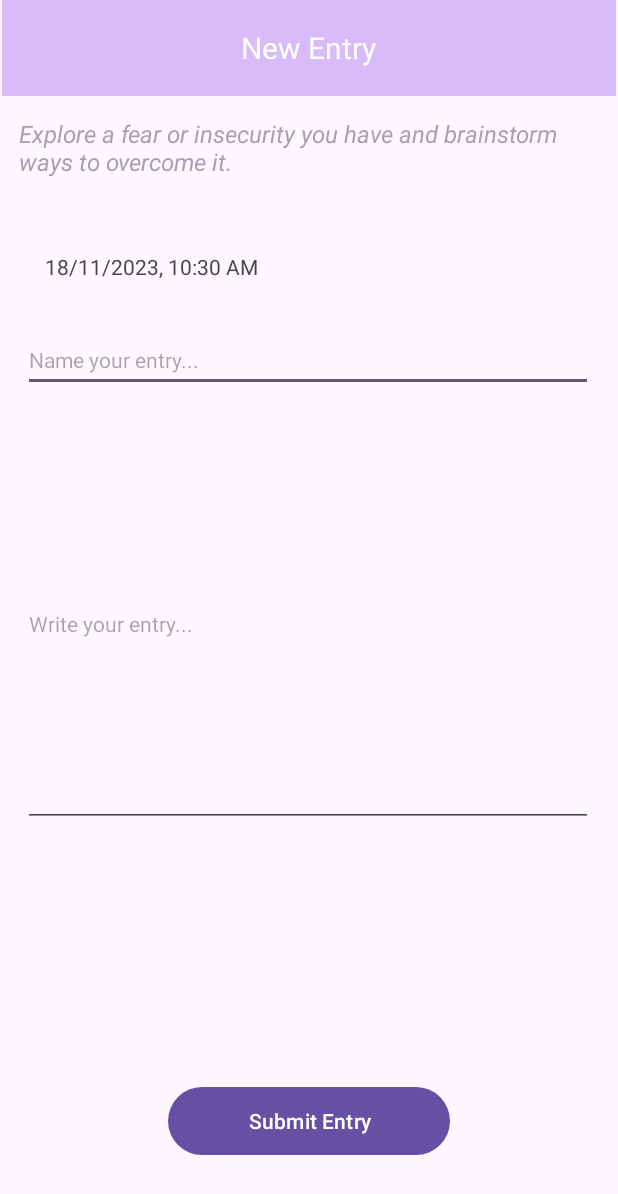
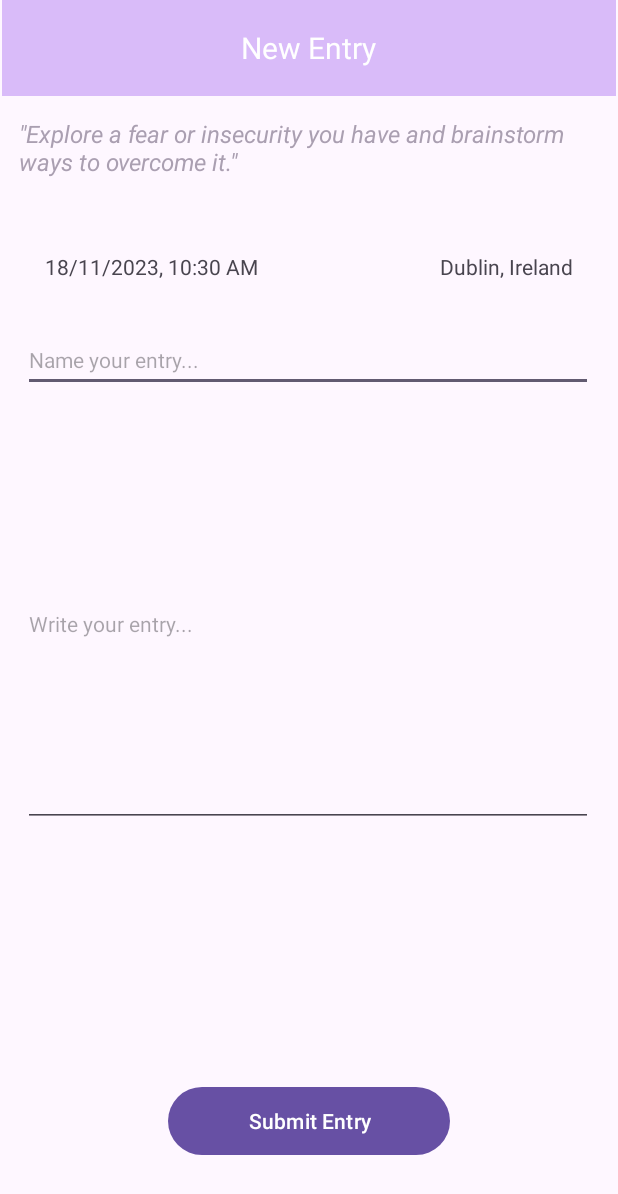
Before and after one commit to CallumOB/journalling-app, an Android app: the NewEntryActivity screen opened directly, with no data from a screen before it, after a tap on "Submit Entry", on a phone screen of 412 x 824 dp. Shown: the top 1194 px of the screen. Run offline under Robolectric (Android 15) with nearby library versions, the phone set to English and light mode, and no system bars; our stand-ins replace Room's generated code.

Commit message:
layout and location changes

```diff
--- a/app/src/main/java/com/example/journallingapp/NewEntryActivity.java
+++ b/app/src/main/java/com/example/journallingapp/NewEntryActivity.java
@@ -65,9 +65,9 @@ public class NewEntryActivity extends AppCompatActivity {
                 .getEntryDao();
 
         // displays a random journalling prompt from the array in string.xml
-        prompt.setText(prompt_array[random_prompt.nextInt(20)]);
+        prompt.setText("\"" + prompt_array[random_prompt.nextInt(20)] + "\"");
         date.setText(getSystemTime());
-        location.setText(getSystemLocation());
+        location.setText("Dublin, Ireland");  //getSystemLocation());
 
         submit.setOnClickListener(new View.OnClickListener() {
             @Override
@@ -75,7 +75,7 @@ public class NewEntryActivity extends AppCompatActivity {
                 String entry_name = name.getText().toString();
                 String entry_contents = contents.getText().toString();
                 String entry_prompt = prompt.getText().toString();
-                String entry_location = "Dublin, Ireland";//location.getText().toString();
+                String entry_location = "Dublin, Ireland"; //location.getText().toString();
                 String entry_date = date.getText().toString();
 
                 if (entry_name.length() == 0 ||
@@ -83,7 +83,7 @@ public class NewEntryActivity extends AppCompatActivity {
                     entry_prompt.length() == 0 ||
                     entry_location == null ||
                     entry_date.length() == 0) {
-                    Toast.makeText(NewEntryActivity.this, "Please enter all details and ensure location permissions have been granted.",
+                    Toast.makeText(NewEntryActivity.this, "Please enter all details.",
                             Toast.LENGTH_LONG).show();
                     return;
                 }
@@ -116,30 +116,19 @@ public class NewEntryActivity extends AppCompatActivity {
 
     private String getSystemLocation() {
         /* Code referenced from a few places.
-        Getting Longitude and Latitude:
-        - https://www.tutorialspoint.com/how-to-get-current-location-latitude-and-longitude-in-android
         Checking for granted permissions:
         - https://developer.android.com/training/permissions/requesting
         Asking for permissions during runtime:
         - https://youtu.be/SMrB97JuIoM?si=FmdFO62dxNkD_nx4
          */
 
-        LocationManager location_manager = (LocationManager) getSystemService(Context.LOCATION_SERVICE);
         // If the app doesn't have location permissions, they will be requested
         if (ActivityCompat.checkSelfPermission(this, Manifest.permission.ACCESS_COARSE_LOCATION)
                 != PackageManager.PERMISSION_GRANTED) {
             requestLocationPermission();
         }
-        Location current_location = location_manager.getLastKnownLocation(LocationManager.GPS_PROVIDER);
 
-        if (current_location != null) {
-            double latitude = current_location.getLatitude();
-            double longitude = current_location.getLongitude();
-
-            Log.i("Message", "Returning Coordinates");
-            return getLocationFromCoords(latitude, longitude);
-        }
-
+        // TODO get longitude and latitude, pass to getLocationFromCoords();
         // if location can't be found null is returned, used for error checking
         Log.i("Message", "Could not get coordinates");
         return null;
@@ -178,12 +167,12 @@ public class NewEntryActivity extends AppCompatActivity {
             String city_name = addresses.get(0).getLocality();
             String country_name = addresses.get(0).getCountryName();
 
-            Log.i("IT472", "Returning City Name");
             return city_name + ", " + country_name;
         } catch (IOException e) {
             e.printStackTrace();
         }
         // if location can't be found null is returned, used for error checking
+        Log.i("Message", "Location could not be found from coordinates");
         return null;
     }
 }
--- a/app/src/main/res/layout/new_entry.xml
+++ b/app/src/main/res/layout/new_entry.xml
@@ -30,13 +30,13 @@
         android:id="@+id/newEntryPrompt"
         android:layout_width="387dp"
         android:layout_height="70dp"
-        android:layout_marginStart="12dp"
+        android:layout_marginStart="15dp"
         android:layout_marginTop="14dp"
-        android:layout_marginEnd="12dp"
+        android:layout_marginEnd="15dp"
         android:text='"Example Prompt?"'
+        android:textColor="@color/quartz"
         android:textSize="16sp"
         android:textStyle="italic"
-        android:textColor="@color/quartz"
         app:layout_constraintEnd_toEndOf="parent"
         app:layout_constraintStart_toStartOf="parent"
         app:layout_constraintTop_toBottomOf="@+id/titleToolbar" />
@@ -97,7 +97,8 @@
         android:text="Dublin, Ireland"
         app:layout_constraintBottom_toTopOf="@+id/newEntryTitle"
         app:layout_constraintEnd_toEndOf="parent"
-        app:layout_constraintTop_toBottomOf="@+id/newEntryPrompt" />
+        app:layout_constraintTop_toBottomOf="@+id/newEntryPrompt"
+        app:layout_constraintVertical_bias="0.0" />
 
     <Button
         android:id="@+id/newEntrySubmit"
```
